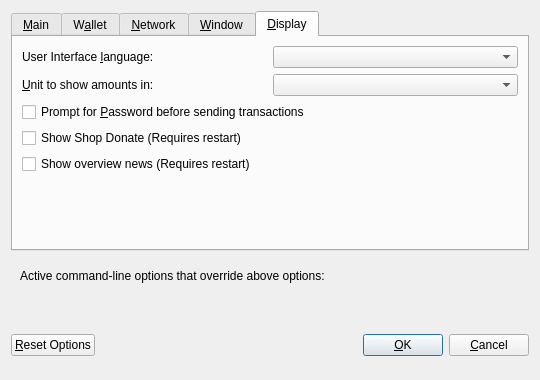
The window that src/qt/forms/optionsdialog.ui (MintcoinCommunity/Mintcoin-Desktop-Wallet) describes before a commit, drawn with Qt 5.
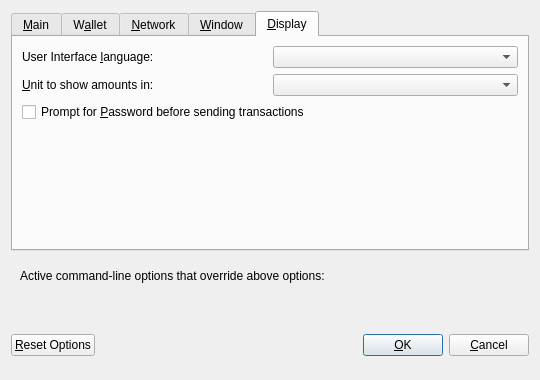
The same window after the commit. The open tabs and pages were chosen to show the change. Custom widgets are drawn as their Qt base class.

What changed in the file:
```diff
--- a/src/qt/forms/optionsdialog.ui
+++ b/src/qt/forms/optionsdialog.ui
@@ -402,20 +402,6 @@
          </property>
         </widget>
        </item>
-       <item>
-        <widget class="QCheckBox" name="showShopDonate">
-         <property name="text">
-          <string>Show Shop Donate (Requires restart)</string>
-         </property>
-        </widget>
-       </item>
-       <item>
-        <widget class="QCheckBox" name="showOverviewNews">
-         <property name="text">
-          <string>Show overview news (Requires restart)</string>
-         </property>
-        </widget>
-       </item>
        <item>
         <spacer name="verticalSpacer_Display">
          <property name="orientation">
```
